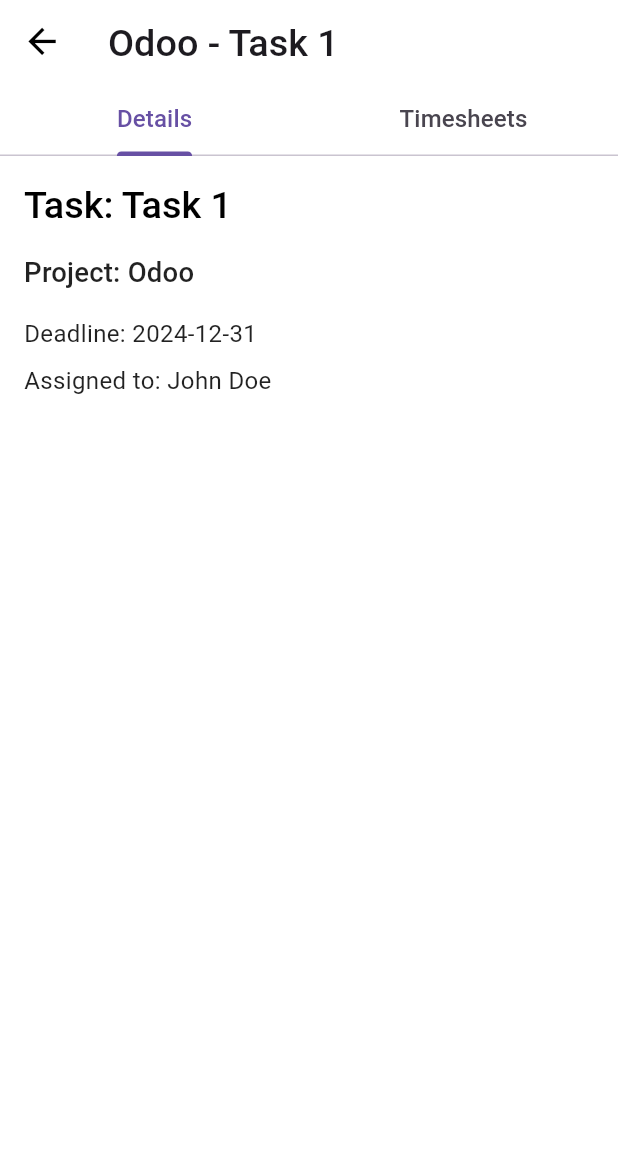
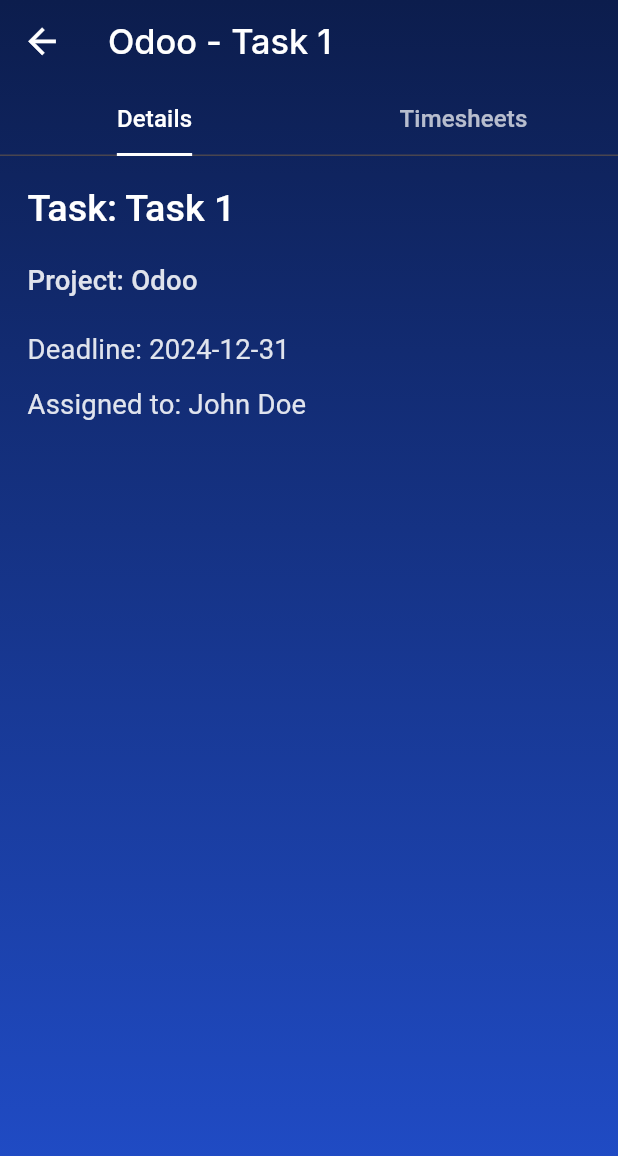
Before and after one commit to shrey258/fleet_assignment, a Flutter app: the screen it shows after launch, after a tap on "Working on UI implementation for the new", on a phone screen of 412 x 824 dp. Shown: the top 1156 px of the screen. Run offline on Flutter 3.47's test engine with Material 3 defaults, Android fonts, the phone set to English and light mode, and no system bars; our stand-ins replace bloc, equatable, flutter_bloc, flutter_screenutil, go_router, google_fonts.

Commit message:
feat: implement dark theme with gradient background across app screens

```diff
--- a/lib/app/theme/app_theme.dart
+++ b/lib/app/theme/app_theme.dart
@@ -3,6 +3,117 @@
 import 'package:google_fonts/google_fonts.dart';
 
 class AppTheme {
+  static ThemeData get dark {
+    final baseTheme = ThemeData.dark();
+    return baseTheme.copyWith(
+      primaryColor: const Color(0xFF214ECC),
+      scaffoldBackgroundColor: Colors.transparent,
+      appBarTheme: AppBarTheme(
+        backgroundColor: Colors.transparent,
+        elevation: 0,
+        iconTheme: IconThemeData(
+          color: Colors.white,
+          size: 24.r,
+        ),
+        titleTextStyle: GoogleFonts.inter(
+          color: Colors.white,
+          fontSize: 20.sp,
+          fontWeight: FontWeight.w500,
+        ),
+      ),
+      textTheme: GoogleFonts.interTextTheme(baseTheme.textTheme).copyWith(
+        displayLarge: TextStyle(fontSize: 57.sp, height: 64 / 57, color: Colors.white),
+        displayMedium: TextStyle(fontSize: 45.sp, height: 52 / 45, color: Colors.white),
+        displaySmall: TextStyle(fontSize: 36.sp, height: 44 / 36, color: Colors.white),
+        headlineLarge: TextStyle(fontSize: 32.sp, height: 40 / 32, color: Colors.white),
+        headlineMedium: TextStyle(fontSize: 28.sp, height: 36 / 28, color: Colors.white),
+        headlineSmall: TextStyle(fontSize: 24.sp, height: 32 / 24, color: Colors.white),
+        titleLarge: TextStyle(fontSize: 22.sp, fontWeight: FontWeight.w500, height: 28 / 22, color: Colors.white),
+        titleMedium: TextStyle(fontSize: 16.sp, fontWeight: FontWeight.w500, height: 24 / 16, letterSpacing: 0.15, color: Colors.white.withOpacity(0.87)),
+        titleSmall: TextStyle(fontSize: 14.sp, fontWeight: FontWeight.w500, height: 20 / 14, letterSpacing: 0.1, color: Colors.white.withOpacity(0.87)),
+        labelLarge: TextStyle(fontSize: 14.sp, fontWeight: FontWeight.w500, height: 20 / 14, letterSpacing: 0.1, color: Colors.white.withOpacity(0.7)),
+        labelMedium: TextStyle(fontSize: 12.sp, fontWeight: FontWeight.w500, height: 16 / 12, letterSpacing: -0.5, color: Colors.white.withOpacity(0.7)),
+        labelSmall: TextStyle(fontSize: 11.sp, fontWeight: FontWeight.w500, height: 16 / 11, letterSpacing: 0.5, color: Colors.white.withOpacity(0.7)),
+        bodyLarge: TextStyle(fontSize: 16.sp, height: 24 / 16, letterSpacing: 0.15, color: Colors.white.withOpacity(0.87)),
+        bodyMedium: TextStyle(fontSize: 14.sp, height: 20 / 14, letterSpacing: 0.25, color: Colors.white.withOpacity(0.87)),
+        bodySmall: TextStyle(fontSize: 12.sp, height: 16 / 12, letterSpacing: 0.4, color: Colors.white.withOpacity(0.7)),
+      ),
+      elevatedButtonTheme: ElevatedButtonThemeData(
+        style: ElevatedButton.styleFrom(
+          backgroundColor: const Color(0xFF214ECC).withOpacity(0.8),
+          foregroundColor: Colors.white,
+          shape: RoundedRectangleBorder(
+            borderRadius: BorderRadius.circular(12.r),
+          ),
+          padding: EdgeInsets.symmetric(vertical: 16.h),
+        ),
+      ),
+      inputDecorationTheme: InputDecorationTheme(
+        filled: true,
+        fillColor: Colors.white.withOpacity(0.1),
+        hintStyle: TextStyle(color: Colors.white.withOpacity(0.5)),
+        labelStyle: TextStyle(color: Colors.white.withOpacity(0.87)),
+        enabledBorder: OutlineInputBorder(
+          borderRadius: BorderRadius.circular(12.r),
+          borderSide: BorderSide(color: Colors.white.withOpacity(0.3)),
+        ),
+        focusedBorder: OutlineInputBorder(
+          borderRadius: BorderRadius.circular(12.r),
+          borderSide: const BorderSide(color: Colors.white),
+        ),
+        border: OutlineInputBorder(
+          borderRadius: BorderRadius.circular(12.r),
+        ),
+      ),
+      dropdownMenuTheme: DropdownMenuThemeData(
+        inputDecorationTheme: InputDecorationTheme(
+          filled: true,
+          fillColor: Colors.white.withOpacity(0.1),
+          hintStyle: TextStyle(color: Colors.white.withOpacity(0.5)),
+          labelStyle: TextStyle(color: Colors.white.withOpacity(0.87)),
+          enabledBorder: OutlineInputBorder(
+            borderRadius: BorderRadius.circular(12.r),
+            borderSide: BorderSide(color: Colors.white.withOpacity(0.3)),
+          ),
+          focusedBorder: OutlineInputBorder(
+            borderRadius: BorderRadius.circular(12.r),
+            borderSide: const BorderSide(color: Colors.white),
+          ),
+          border: OutlineInputBorder(
+            borderRadius: BorderRadius.circular(12.r),
+          ),
+        ),
+      ),
+       checkboxTheme: CheckboxThemeData(
+        fillColor: WidgetStateProperty.resolveWith((states) {
+          if (states.contains(WidgetState.selected)) {
+            return Colors.white;
+          }
+          return Colors.transparent;
+        }),
+        checkColor: WidgetStateProperty.all(const Color(0xFF0C1D4D)),
+        side: BorderSide(color: Colors.white.withOpacity(0.7)),
+      ),
+      cardTheme: CardThemeData(
+        color: Colors.white.withOpacity(0.05),
+        elevation: 0,
+        shape: RoundedRectangleBorder(
+          borderRadius: BorderRadius.circular(12.r),
+          side: BorderSide(color: Colors.white.withOpacity(0.1)),
+        ),
+      ),
+      iconTheme: IconThemeData(color: Colors.white.withOpacity(0.87)),
+      tabBarTheme: TabBarThemeData(
+        indicator: const UnderlineTabIndicator(
+          borderSide: BorderSide(color: Colors.white, width: 2.0),
+        ),
+        labelColor: Colors.white,
+        unselectedLabelColor: Colors.white.withOpacity(0.7),
+        indicatorSize: TabBarIndicatorSize.label,
+      ),
+    );
+  }
+
   static ThemeData get light {
     final baseTheme = ThemeData.light();
     return baseTheme.copyWith(
--- /dev/null
+++ b/lib/app/widgets/app_background.dart
@@ -0,0 +1,22 @@
+import 'package:flutter/material.dart';
+
+class AppBackground extends StatelessWidget {
+  final Widget child;
+
+  const AppBackground({super.key, required this.child});
+
+  @override
+  Widget build(BuildContext context) {
+    return Container(
+      decoration: const BoxDecoration(
+        gradient: LinearGradient(
+          colors: [Color(0xFF0C1D4D), Color(0xFF214ECC)],
+          begin: Alignment.topCenter,
+          end: Alignment.bottomCenter,
+          stops: [0.0, 1.0],
+        ),
+      ),
+      child: child,
+    );
+  }
+}
--- a/lib/features/create_timer/view/create_timer_screen.dart
+++ b/lib/features/create_timer/view/create_timer_screen.dart
@@ -1,4 +1,5 @@
 import 'package:flutter/material.dart';
+import 'package:fleet_assignment/app/widgets/app_background.dart';
 import 'package:flutter_screenutil/flutter_screenutil.dart';
 import 'package:flutter_bloc/flutter_bloc.dart';
 import 'package:uuid/uuid.dart';
@@ -24,7 +25,8 @@
 
   @override
   Widget build(BuildContext context) {
-    return Scaffold(
+    return AppBackground(
+      child: Scaffold(
       appBar: AppBar(
         title: const Text('Create Timer'),
       ),
@@ -123,6 +125,6 @@
           );
         },
       ),
-    );
+    ));
   }
 }
--- a/lib/features/task_details/view/task_details_screen.dart
+++ b/lib/features/task_details/view/task_details_screen.dart
@@ -1,4 +1,6 @@
 import 'package:flutter/material.dart';
+import 'package:flutter_screenutil/flutter_screenutil.dart';
+import 'package:fleet_assignment/app/widgets/app_background.dart';
 import 'package:flutter_bloc/flutter_bloc.dart';
 
 import '../../../app/data/models/project_model.dart';
@@ -33,7 +35,8 @@
 
   @override
   Widget build(BuildContext context) {
-    return Scaffold(
+    return AppBackground(
+      child: Scaffold(
       appBar: AppBar(
         title: Text('${widget.project.name} - ${widget.task.name}'),
         bottom: TabBar(
@@ -51,22 +54,22 @@
           _buildTimesheetsTab(),
         ],
       ),
-    );
+    ));
   }
 
   Widget _buildDetailsTab() {
     return Padding(
-      padding: const EdgeInsets.all(16.0),
+      padding: EdgeInsets.all(16.r),
       child: Column(
         crossAxisAlignment: CrossAxisAlignment.start,
         children: [
           Text('Task: ${widget.task.name}', style: Theme.of(context).textTheme.titleLarge),
-          const SizedBox(height: 16),
+          SizedBox(height: 16.h),
           Text('Project: ${widget.project.name}', style: Theme.of(context).textTheme.titleMedium),
-          const SizedBox(height: 16),
-          const Text('Deadline: 2024-12-31', style: TextStyle(fontSize: 16)), // Static data
-          const SizedBox(height: 8),
-          const Text('Assigned to: John Doe', style: TextStyle(fontSize: 16)), // Static data
+          SizedBox(height: 16.h),
+          Text('Deadline: 2024-12-31', style: Theme.of(context).textTheme.bodyLarge), // Static data
+          SizedBox(height: 8.h),
+          Text('Assigned to: John Doe', style: Theme.of(context).textTheme.bodyLarge), // Static data
         ],
       ),
     );
--- a/lib/features/timers_list/view/timers_list_screen.dart
+++ b/lib/features/timers_list/view/timers_list_screen.dart
@@ -1,4 +1,5 @@
 import 'package:flutter/material.dart';
+import 'package:fleet_assignment/app/widgets/app_background.dart';
 import 'package:flutter_bloc/flutter_bloc.dart';
 import 'package:go_router/go_router.dart';
 
@@ -10,7 +11,8 @@
 
   @override
   Widget build(BuildContext context) {
-    return Scaffold(
+    return AppBackground(
+      child: Scaffold(
       appBar: AppBar(
         title: const Text('Timers'),
         actions: [
@@ -40,6 +42,6 @@
           return const Center(child: Text('No timers found.'));
         },
       ),
-    );
+    ));
   }
 }
--- a/lib/main.dart
+++ b/lib/main.dart
@@ -32,7 +32,7 @@
             final appRouter = AppRouter(context.read<TimerBloc>());
             return MaterialApp.router(
               title: 'Timers',
-              theme: AppTheme.light,
+              theme: AppTheme.dark,
               routerConfig: appRouter.router,
             );
           },
```
